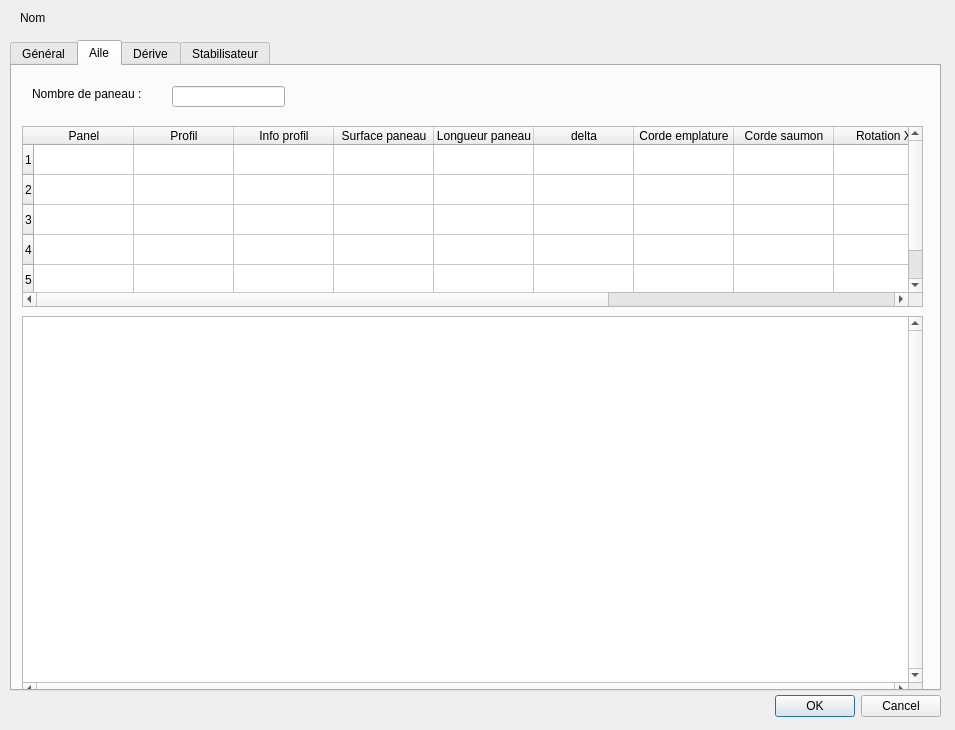
Above: ressources/dialog.ui from FredsFactory/FreeCAD_AirPlaneDesign before the change. Below: the same form after it.
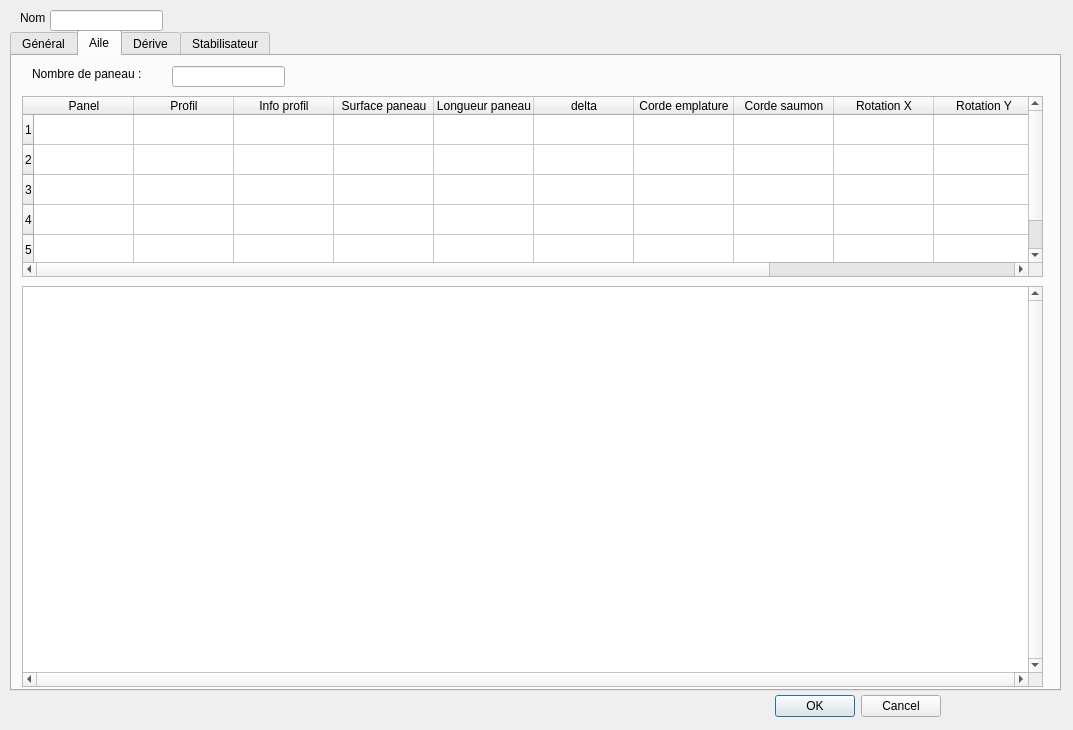
That is the form after the change.

Diff of the .ui file:
```diff
--- a/ressources/dialog.ui
+++ b/ressources/dialog.ui
@@ -6,7 +6,7 @@
    <rect>
     <x>0</x>
     <y>0</y>
-    <width>955</width>
+    <width>1073</width>
     <height>730</height>
    </rect>
   </property>
@@ -33,9 +33,9 @@
    <property name="geometry">
     <rect>
      <x>10</x>
-     <y>40</y>
-     <width>931</width>
-     <height>651</height>
+     <y>30</y>
+     <width>1051</width>
+     <height>661</height>
     </rect>
    </property>
    <property name="currentIndex">
@@ -110,16 +110,6 @@
       </property>
      </column>
     </widget>
-    <widget class="QLineEdit" name="airPlaneName">
-     <property name="geometry">
-      <rect>
-       <x>70</x>
-       <y>10</y>
-       <width>113</width>
-       <height>21</height>
-      </rect>
-     </property>
-    </widget>
    </widget>
    <widget class="QWidget" name="tab_2">
     <attribute name="title">
@@ -129,7 +119,7 @@
      <property name="geometry">
       <rect>
        <x>20</x>
-       <y>20</y>
+       <y>10</y>
        <width>131</width>
        <height>16</height>
       </rect>
@@ -142,9 +132,9 @@
      <property name="geometry">
       <rect>
        <x>10</x>
-       <y>250</y>
-       <width>901</width>
-       <height>381</height>
+       <y>230</y>
+       <width>1021</width>
+       <height>401</height>
       </rect>
      </property>
      <property name="verticalScrollBarPolicy">
@@ -164,7 +154,7 @@
      <property name="geometry">
       <rect>
        <x>160</x>
-       <y>20</y>
+       <y>10</y>
        <width>113</width>
        <height>21</height>
       </rect>
@@ -174,8 +164,8 @@
      <property name="geometry">
       <rect>
        <x>10</x>
-       <y>60</y>
-       <width>901</width>
+       <y>40</y>
+       <width>1021</width>
        <height>181</height>
       </rect>
      </property>
@@ -278,6 +268,16 @@
     <string>Nom</string>
    </property>
   </widget>
+  <widget class="QLineEdit" name="airPlaneName">
+   <property name="geometry">
+    <rect>
+     <x>50</x>
+     <y>10</y>
+     <width>113</width>
+     <height>21</height>
+    </rect>
+   </property>
+  </widget>
  </widget>
  <resources/>
  <connections>
```
